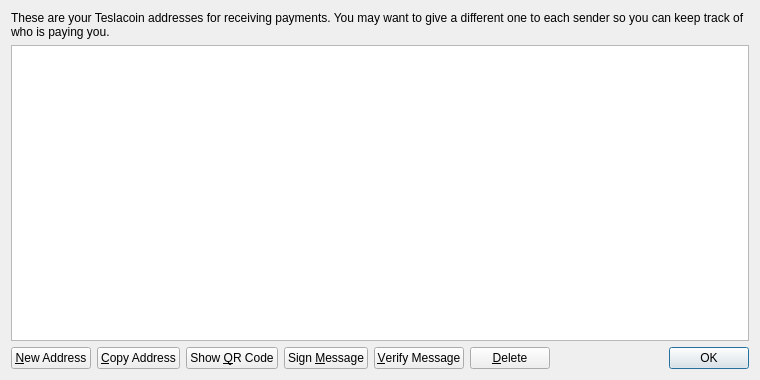
Before: the Qt Designer form src/qt/forms/addressbookpage.ui in TeslacoinFoundation/TeslacoinCore, drawn with Qt 5.
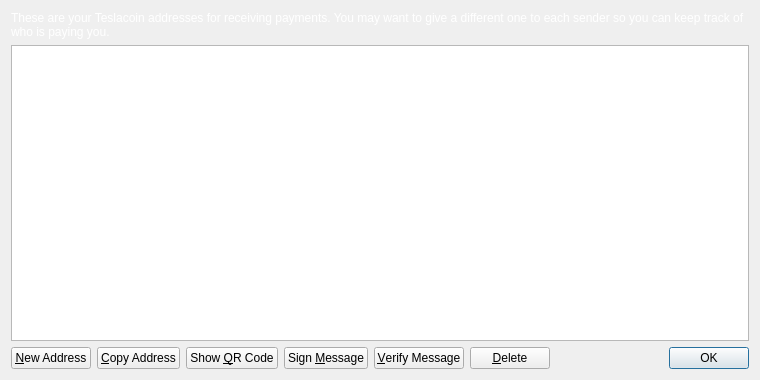
After: the same form once the commit is applied. Icons and pictures are not drawn.

What changed in the file:
```diff
--- a/src/qt/forms/addressbookpage.ui
+++ b/src/qt/forms/addressbookpage.ui
@@ -19,6 +19,9 @@
      <property name="text">
       <string>These are your Teslacoin addresses for receiving payments. You may want to give a different one to each sender so you can keep track of who is paying you.</string>
      </property>
+     <property name="styleSheet">
+      <string notr="true">color:#ffffff</string>
+     </property>
      <property name="textFormat">
       <enum>Qt::PlainText</enum>
      </property>
```
